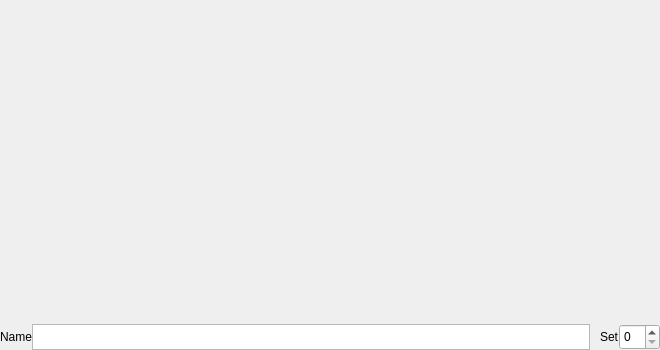
Qt form src/LiveFrame.ui (oli-kester/kepler34) before a commit.
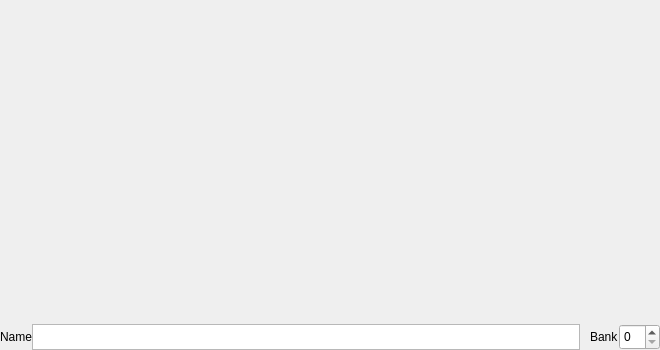
The same form after that commit.

The edit to the form file:
```diff
--- a/src/LiveFrame.ui
+++ b/src/LiveFrame.ui
@@ -112,6 +112,9 @@
        <property name="horizontalScrollBarPolicy">
         <enum>Qt::ScrollBarAlwaysOff</enum>
        </property>
+       <property name="lineWrapMode">
+        <enum>QPlainTextEdit::NoWrap</enum>
+       </property>
       </widget>
      </item>
      <item>
@@ -158,7 +161,7 @@
         </size>
        </property>
        <property name="text">
-        <string>Set</string>
+        <string>Bank</string>
        </property>
       </widget>
      </item>
```
